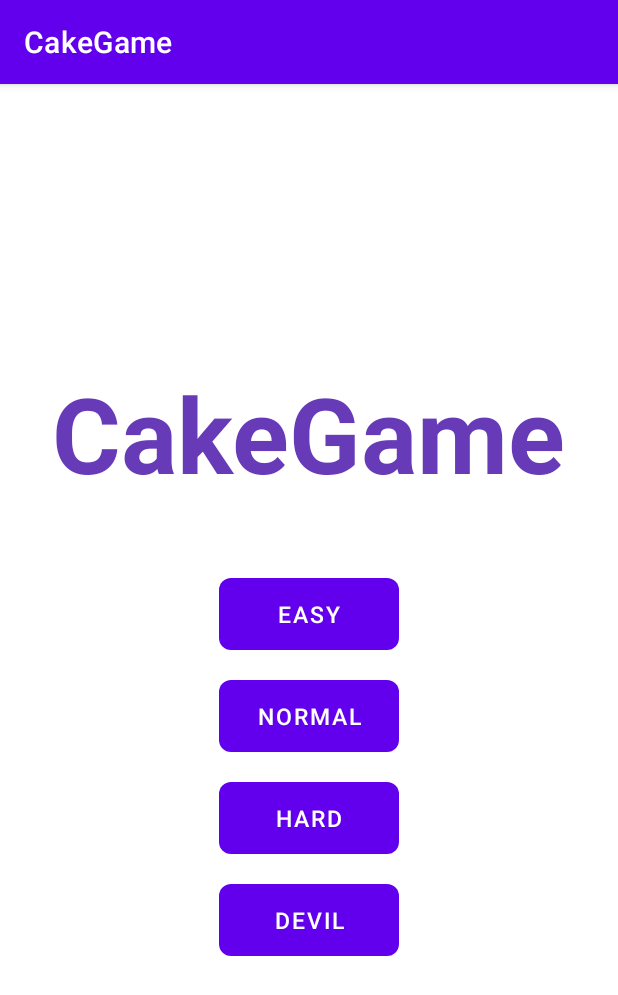
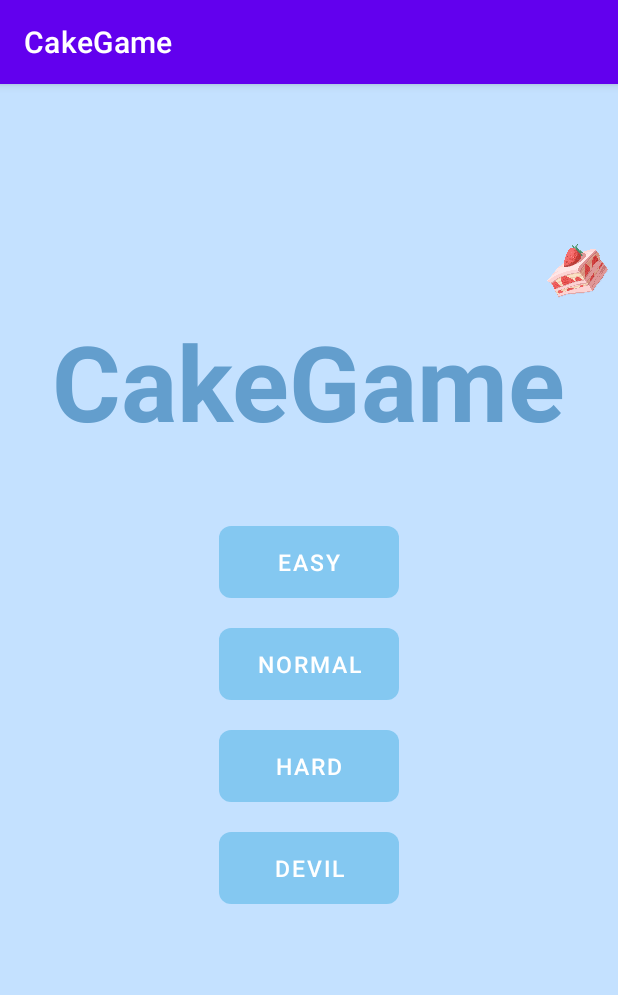
Before and after one commit to clairechien0627/CakeGame, an Android app: the screen it shows after launch (MainActivity), on a phone screen of 412 x 824 dp. Shown: the top 995 px of the screen. Run offline under Robolectric (Android 15) with nearby library versions, the phone set to English and light mode, and no system bars.

Commit message:
背景跟蛋糕，然後...有人可以教我怎麼把背景蛋糕放到下面去嗎，我不會...

```diff
--- a/app/src/main/res/layout/activity_main.xml
+++ b/app/src/main/res/layout/activity_main.xml
@@ -5,10 +5,19 @@
     android:id="@+id/main"
     android:layout_width="match_parent"
     android:layout_height="match_parent"
+    android:background="#C4E1FF"
     android:gravity="center"
     android:orientation="vertical"
     android:padding="0dp"
     tools:context=".MainActivity">
+
+    <ImageView
+        android:id="@+id/imageView2"
+        android:layout_width="100dp"
+        android:layout_height="65dp"
+        android:layout_marginLeft="180dp"
+        android:layout_marginTop="-100dip"
+        app:srcCompat="@drawable/cake1" />
 
     <TextView
         android:id="@+id/app_name"
@@ -16,10 +25,9 @@
         android:layout_height="wrap_content"
         android:gravity="center"
         android:text="@string/app_name"
-        android:textColor="#673AB7"
+        android:textColor="#639ECD"
         android:textSize="70sp"
         android:textStyle="bold" />
-
 
 
     <Button
@@ -30,7 +38,8 @@
         android:background="@drawable/difficulty_button"
         android:maxLines="1"
         android:text="easy"
-        android:textSize="15sp" />
+        android:textSize="15sp"
+        app:backgroundTint="#6F30A9DF" />
 
     <Button
         android:id="@+id/difficulty2"
@@ -40,7 +49,8 @@
         android:background="@drawable/difficulty_button"
         android:maxLines="1"
         android:text="normal"
-        android:textSize="15sp" />
+        android:textSize="15sp"
+        app:backgroundTint="#6F30A9DF" />
 
     <Button
         android:id="@+id/difficulty3"
@@ -50,7 +60,8 @@
         android:background="@drawable/difficulty_button"
         android:maxLines="1"
         android:text="hard"
-        android:textSize="15sp" />
+        android:textSize="15sp"
+        app:backgroundTint="#6F30A9DF" />
 
     <Button
         android:id="@+id/difficulty4"
@@ -60,5 +71,7 @@
         android:background="@drawable/difficulty_button"
         android:maxLines="1"
         android:text="devil"
-        android:textSize="15sp" />
+        android:textSize="15sp"
+        app:backgroundTint="#6F30A9DF" />
+
 </LinearLayout>
--- a/app/src/main/res/layout/activity_main2.xml
+++ b/app/src/main/res/layout/activity_main2.xml
@@ -9,6 +9,7 @@
     android:paddingLeft="50dp"
     android:paddingRight="50dp"
     android:paddingBottom="30dp"
+    android:background="#C4E1FF"
     android:gravity="center"
     tools:context=".MainActivity2">
 
```
Also changed, not shown: app/src/main/res/drawable/cake1.png (added), app/src/main/res/drawable/cake2.png (added), app/src/main/res/drawable/cake3.png (added).
